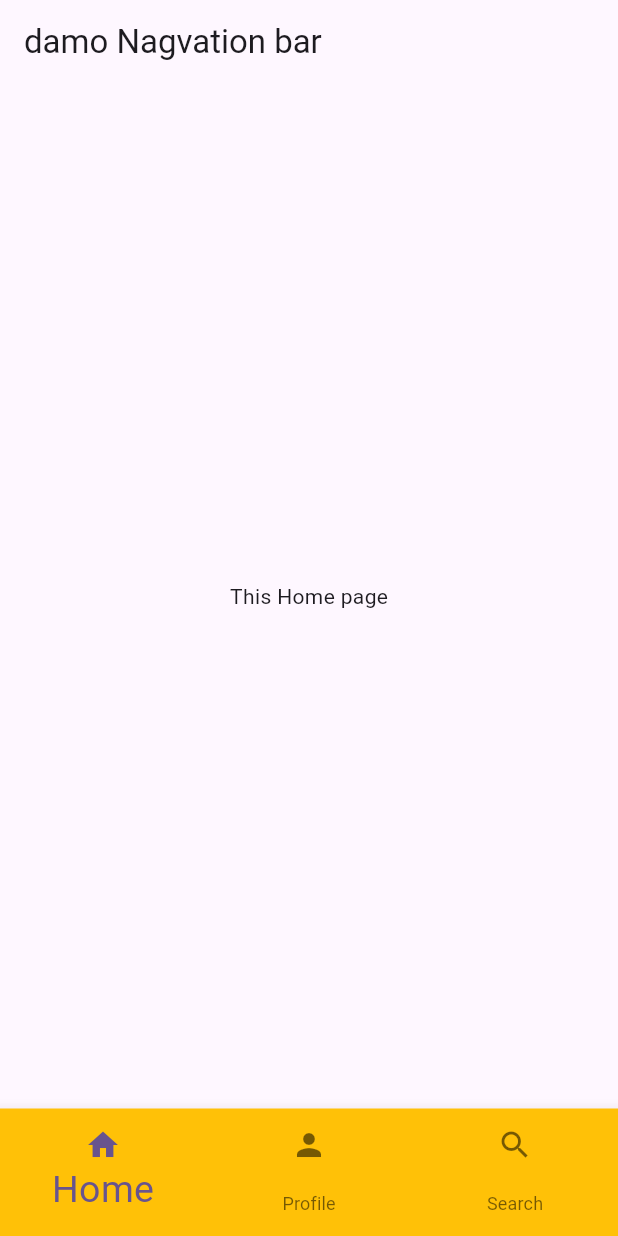
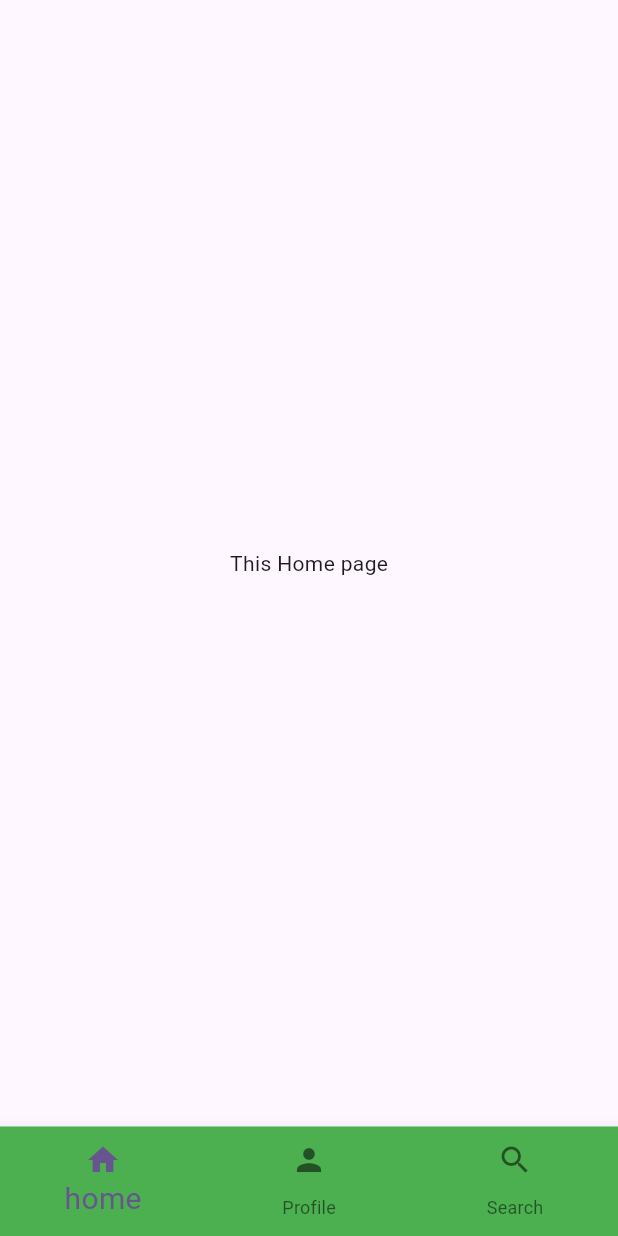
Before and after one commit to engektiar/-Flutter_Navigation, a Flutter app: the screen it shows after launch, on a phone screen of 412 x 824 dp. Run offline on Flutter 3.47's test engine with Material 3 defaults, Android fonts, the light colour scheme and no system bars.

Commit message:
aging Navgaiton pratich kora hoisa

```diff
--- a/lib/main.dart
+++ b/lib/main.dart
@@ -1,5 +1,6 @@
 import 'package:flutter/material.dart';
 import 'package:navebar/NagbationBar.dart';
+import 'package:navebar/widgets/My_Curved_Navgiton.dart';
 
 void main() {
   runApp(const MyApp());
@@ -17,7 +18,7 @@ class MyApp extends StatelessWidget {
         colorScheme: ColorScheme.fromSeed(seedColor: Colors.deepPurple),
         useMaterial3: true,
       ),
-      home: MyNagebationBar(),
+      home: MyCurved_NavBar(),
     );
   }
 }
--- /dev/null
+++ b/lib/widgets/My_Curved_Navgiton.dart
@@ -0,0 +1,36 @@
+import 'package:flutter/material.dart';
+import 'package:navebar/widgets/serch.dart';
+import 'package:navebar/widgets/profile.dart';
+import 'package:navebar/widgets/homePage.dart';
+
+class MyCurved_NavBar extends StatefulWidget {
+  const MyCurved_NavBar({super.key});
+
+  @override
+  State<MyCurved_NavBar> createState() => _MyCurved_NavBarState();
+}
+
+class _MyCurved_NavBarState extends State<MyCurved_NavBar> {
+  List<Widget> pages = [MyHomePage(), MyProfile(), MySearchBar()];
+  int currentIndex = 0;
+  @override
+  Widget build(BuildContext context) {
+    return Scaffold(
+      body: pages[currentIndex],
+      bottomNavigationBar: BottomNavigationBar(
+          onTap: (value) {
+            setState(() {
+              currentIndex = value;
+            });
+          },
+          currentIndex: currentIndex,
+          backgroundColor: Colors.green,
+          selectedFontSize: 20,
+          items: [
+            BottomNavigationBarItem(icon: Icon(Icons.home), label: "home"),
+            BottomNavigationBarItem(icon: Icon(Icons.person), label: "Profile"),
+            BottomNavigationBarItem(icon: Icon(Icons.search), label: "Search"),
+          ]),
+    );
+  }
+}
```
